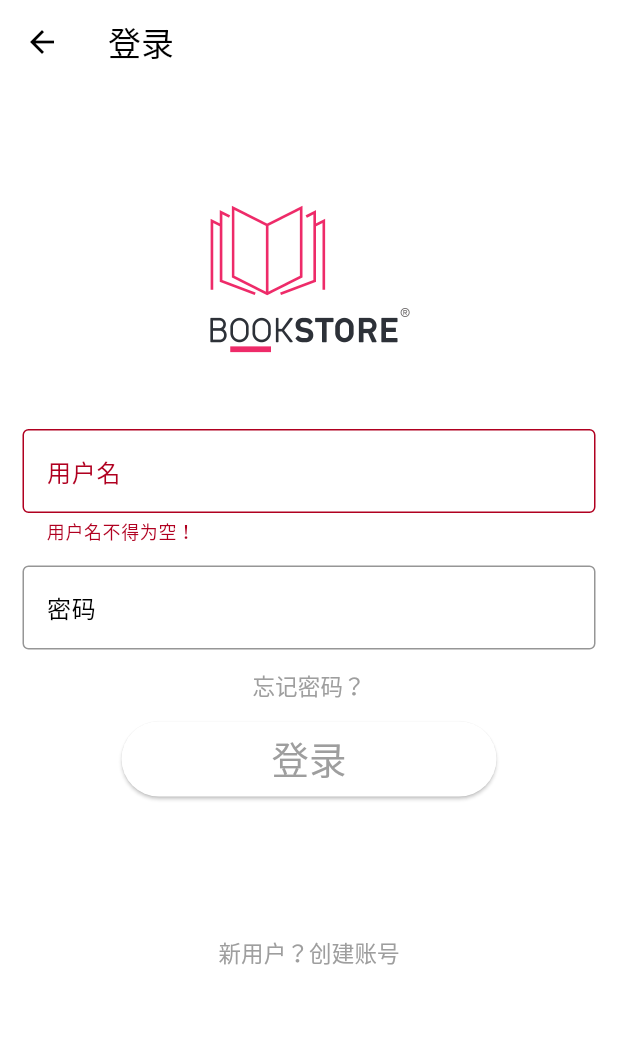
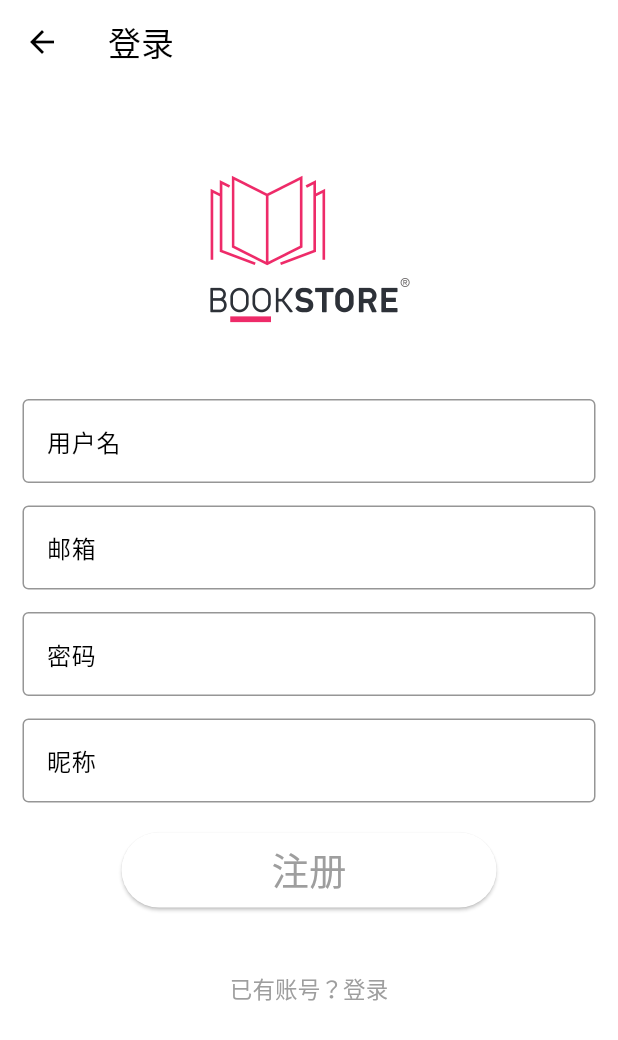
Before and after one commit to Okabe-Rintarou-0/Mobile-Bookstore, a Flutter app: the screen it shows after launch, after a tap on "登录", after a tap on "新用户？创建账号", on a phone screen of 412 x 824 dp. Shown: the top 1040 px of the screen. Run offline on Flutter 3.47's test engine with Material 2 defaults, Android fonts, the phone set to English and light mode, and no system bars; our stand-ins replace carousel_slider, cookie_jar, dio, dio_cookie_manager, extended_image; missing offline and left inert: bruno, loading_more_list; network calls fail.

Commit message:
feat: support register

```diff
--- a/frontend/lib/constants.dart
+++ b/frontend/lib/constants.dart
@@ -1,6 +1,6 @@
 const String scheme = "http";
-// const String host = "47.103.71.157";
-const String host = "10.0.2.2";
+const String host = "47.103.71.157";
+// const String host = "10.0.2.2";
 const String port = "8080";
 const String apiPrefix = "$scheme://$host:$port";
 
@@ -8,4 +8,19 @@ const bookDetailsUrl = "$apiPrefix/books/details";
 const bookSnapshotUrl = "$apiPrefix/books/snapshot";
 const bookRangedSnapshotsUrl = "$apiPrefix/books/snapshots";
 const checkSessionUrl = "$apiPrefix/checkSession";
+const registerUrl = "$apiPrefix/register";
 const loginUrl = "$apiPrefix/login";
+const logoutUrl = "$apiPrefix/logout";
+
+// UserExists      RegisterResult = "用户名已存在！"
+// InvalidEmail    RegisterResult = "非法邮箱！"
+// InvalidUsername RegisterResult = "非法用户名！"
+// InvalidNickname RegisterResult = "非法昵称！"
+// InvalidPassword RegisterResult = "非法密码！"
+class Errors {
+  static const String userExists = "用户名已存在！";
+  static const String invalidEmail = "非法邮箱!";
+  static const String invalidUsername = "非法用户名！";
+  static const String invalidNickname = "非法昵称！";
+  static const String invalidPassword = "非法密码！";
+}
--- a/frontend/lib/main.dart
+++ b/frontend/lib/main.dart
@@ -4,6 +4,8 @@ import 'package:flutter/material.dart';
 import 'package:mobile_bookstore/pages/book_details_page.dart';
 import 'package:mobile_bookstore/pages/check_login.dart';
 import 'package:mobile_bookstore/pages/home_page.dart';
+import 'package:mobile_bookstore/pages/register_page.dart';
+import 'package:mobile_bookstore/pages/settings_page.dart';
 
 void main() {
   runApp(const App());
@@ -32,8 +34,10 @@ class App extends StatelessWidget {
           ),
           debugShowCheckedModeBanner: false,
           routes: {
-            '/': (ctx) => const HomePage(),
+            '/home': (ctx) => const HomePage(),
             '/login': (ctx) => const CheckLogin(redirect: HomePage()),
+            '/register': (ctx) => const RegisterPage(),
+            "/settings": (ctx) => const SettingsPage(),
             '/details': (ctx) => BookDetailsPage(id: Random().nextInt(2) + 1),
           },
         );
--- a/frontend/lib/pages/home_page.dart
+++ b/frontend/lib/pages/home_page.dart
@@ -1,4 +1,5 @@
 import 'package:flutter/material.dart';
+import 'package:mobile_bookstore/components/footer_bar.dart';
 
 import '../components/book_waterfall.dart';
 
@@ -13,6 +14,9 @@ class HomePage extends StatelessWidget {
         title: const Text("主页"),
       ),
       body: const BookWaterfall(),
+      bottomNavigationBar: const BottomAppBar(
+        child: FooterBar(activatedSection: "home"),
+      ),
     );
   }
 }
--- a/frontend/lib/pages/login_page.dart
+++ b/frontend/lib/pages/login_page.dart
@@ -1,5 +1,5 @@
 import 'package:flutter/material.dart';
-import 'package:mobile_bookstore/pages/home_page.dart';
+import 'package:mobile_bookstore/utils/route_utils.dart';
 
 import '../api/api.dart';
 
@@ -15,9 +15,8 @@ class _LoginPageState extends State<LoginPage> {
   String password = "";
   String? usernameError;
   String? passwordError;
-  bool isLogin = false;
 
-  void _checkLogin() async {
+  void _checkLogin() {
     if (username.isEmpty) {
       setState(() {
         usernameError = "用户名不得为空！";
@@ -31,23 +30,20 @@ class _LoginPageState extends State<LoginPage> {
       return;
     }
 
-    bool loginSucceed = await Api.login(username, password);
-    if (loginSucceed) {
-      setState(() {
-        isLogin = true;
-      });
-    } else {
-      setState(() {
-        usernameError = passwordError = "用户名或密码错误!";
-      });
-    }
+    Api.login(username, password).then((succeed) => {
+          if (succeed)
+            {RouteUtils.routeToStatic(context, "/home")}
+          else
+            {
+              setState(() {
+                usernameError = passwordError = "用户名或密码错误!";
+              })
+            }
+        });
   }
 
   @override
   Widget build(BuildContext context) {
-    if (isLogin) {
-      return const HomePage();
-    }
     return Scaffold(
       backgroundColor: Colors.white,
       appBar: AppBar(
@@ -119,7 +115,7 @@ class _LoginPageState extends State<LoginPage> {
               height: 80,
             ),
             TextButton(
-              onPressed: () {},
+              onPressed: () => RouteUtils.routeToStatic(context, "/register"),
               child: const Text(
                 '新用户？创建账号',
                 style: TextStyle(color: Colors.grey, fontSize: 15),
--- /dev/null
+++ b/frontend/lib/pages/register_page.dart
@@ -0,0 +1,207 @@
+import 'package:flutter/material.dart';
+import 'package:mobile_bookstore/pages/home_page.dart';
+import 'package:mobile_bookstore/utils/route_utils.dart';
+
+import '../api/api.dart';
+
+class RegisterPage extends StatefulWidget {
+  const RegisterPage({super.key});
+
+  @override
+  State<RegisterPage> createState() => _RegisterPageState();
+}
+
+class _RegisterPageState extends State<RegisterPage> {
+  String username = "";
+  String password = "";
+  String email = "";
+  String nickname = "";
+  String? usernameError;
+  String? passwordError;
+  String? emailError;
+  String? nicknameError;
+
+  final RegExp _usernameRegex = RegExp(r"^[0-9a-zA-Z]{8,15}$");
+  final RegExp _passwordRegex =
+      RegExp(r"^(?![0-9]+$)(?![a-zA-Z]+$)[0-9A-Za-z]{6,16}$");
+  final RegExp _emailRegex =
+      RegExp(r"^\w+([-+.]\w+)*@\w+([-.]\w+)*\.\w+([-.]\w+)*$");
+  final RegExp _nicknameRegex = RegExp(r"^[\u4e00-\u9fa5\w]{3,15}$");
+
+  bool _checkEmpty() {
+    if (username.isEmpty) {
+      setState(() {
+        usernameError = "用户名不得为空！";
+      });
+      return false;
+    }
+    if (password.isEmpty) {
+      setState(() {
+        passwordError = "密码不得为空！";
+      });
+      return false;
+    }
+    if (email.isEmpty) {
+      setState(() {
+        emailError = "邮箱不得为空！";
+      });
+      return false;
+    }
+    if (nickname.isEmpty) {
+      setState(() {
+        nickname = "昵称不得为空！";
+      });
+      return false;
+    }
+    return true;
+  }
+
+  bool _checkValidation() {
+    if (!_usernameRegex.hasMatch(username)) {
+      setState(() {
+        usernameError = "用户名格式错误（必须由 8-15 位的字母或数字组成）";
+      });
+      return false;
+    }
+    if (!_emailRegex.hasMatch(email)) {
+      setState(() {
+        emailError = "邮箱格式错误（示例：okabe@sjtu.edu.cn）";
+      });
+      return false;
+    }
+    if (!_passwordRegex.hasMatch(password)) {
+      setState(() {
+        passwordError = "密码格式错误（必须由 6-16 位的字母和数字组成）";
+      });
+      return false;
+    }
+    if (!_nicknameRegex.hasMatch(nickname)) {
+      setState(() {
+        nicknameError = "昵称格式错误（必须由 3-15 位的字母，数字或下划线组成）";
+      });
+      return false;
+    }
+
+    return true;
+  }
+
+  void _checkRegister() {
+    if (!_checkEmpty() || !_checkValidation()) {
+      return;
+    }
+
+    Api.register(username, password, email, nickname).then((succeed) => {
+          if (succeed) {RouteUtils.routeToStatic(context, "/login")}
+        });
+  }
+
+  @override
+  Widget build(BuildContext context) {
+    return Scaffold(
+      backgroundColor: Colors.white,
+      appBar: AppBar(
+        title: const Text("登录"),
+      ),
+      body: SingleChildScrollView(
+        child: Column(
+          children: <Widget>[
+            Padding(
+              padding: const EdgeInsets.only(top: 10.0),
+              child: Center(
+                child: SizedBox(
+                    width: 400,
+                    height: 200,
+                    child: Image.asset('assets/images/logo.png')),
+              ),
+            ),
+            Padding(
+              //padding: const EdgeInsets.only(left:15.0,right: 15.0,top:0,bottom: 0),
+              padding: const EdgeInsets.symmetric(horizontal: 15),
+              child: TextField(
+                onChanged: (username) => this.username = username,
+                onSubmitted: (username) => this.username = username,
+                decoration: InputDecoration(
+                  border: const OutlineInputBorder(),
+                  labelText: '用户名',
+                  hintText: '请输入用户名',
+                  errorText: usernameError,
+                ),
+              ),
+            ),
+            Padding(
+              padding: const EdgeInsets.only(
+                  left: 15.0, right: 15.0, top: 15.0, bottom: 0),
+              child: TextField(
+                onChanged: (email) => this.email = email,
+                onSubmitted: (email) => this.email = email,
+                decoration: InputDecoration(
+                  border: const OutlineInputBorder(),
+                  labelText: '邮箱',
+                  hintText: '请输入邮箱',
+                  errorText: emailError,
+                ),
+              ),
+            ),
+            Padding(
+              padding: const EdgeInsets.only(
+                  left: 15.0, right: 15.0, top: 15, bottom: 0),
+              //padding: EdgeInsets.symmetric(horizontal: 15),
+              child: TextField(
+                onChanged: (password) => this.password = password,
+                onSubmitted: (password) => this.password = password,
+                obscureText: true,
+                decoration: InputDecoration(
+                  border: const OutlineInputBorder(),
+                  labelText: '密码',
+                  hintText: '请输入密码',
+                  errorText: passwordError,
+                ),
+              ),
+            ),
+            Padding(
+              padding: const EdgeInsets.only(
+                  left: 15.0, right: 15.0, top: 15.0, bottom: 0),
+              // padding: const EdgeInsets.symmetric(horizontal: 15),
+              child: TextField(
+                onChanged: (nickname) => this.nickname = nickname,
+                onSubmitted: (nickname) => this.nickname = nickname,
+                decoration: InputDecoration(
+                  border: const OutlineInputBorder(),
+                  labelText: '昵称',
+                  hintText: '请输入昵称',
+                  errorText: nicknameError,
+                ),
+              ),
+            ),
+            const SizedBox(
+              height: 20,
+            ),
+            Container(
+              height: 50,
+              width: 250,
+              decoration:
+                  BoxDecoration(borderRadius: BorderRadius.circular(20)),
+              child: ElevatedButton(
+                onPressed: _checkRegister,
+                child: const Text(
+                  '注册',
+                  style: TextStyle(color: Colors.grey, fontSize: 25),
+                ),
+              ),
+            ),
+            const SizedBox(
+              height: 30,
+            ),
+            TextButton(
+              onPressed: () => RouteUtils.routeToStatic(context, "/login"),
+              child: const Text(
+                '已有账号？登录',
+                style: TextStyle(color: Colors.grey, fontSize: 15),
+              ),
+            ),
+          ],
+        ),
+      ),
+    );
+  }
+}
--- /dev/null
+++ b/frontend/lib/utils/route_utils.dart
@@ -0,0 +1,6 @@
+import 'package:flutter/cupertino.dart';
+
+class RouteUtils {
+  static void routeToStatic(BuildContext context, String path) =>
+      Navigator.of(context).pushNamed(path);
+}
```
Also changed, not shown: frontend/lib/api/api.dart (+36 -1 lines), frontend/lib/components/footer_bar.dart (added, +74 -0 lines), frontend/lib/pages/settings_page.dart (added, +44 -0 lines), 3 other files.
